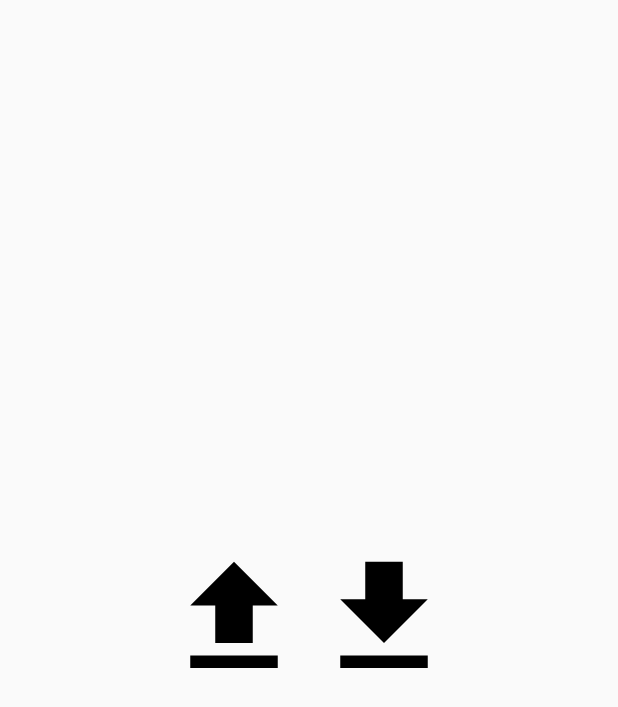
After one commit to daehee-han/IMDRONEKING, an Android app: the layout activity_fly.xml on its own in the app's theme, with its tools: preview values and no code run, on a phone screen of 412 x 824 dp. The commit adds this screen. Shown: the top 707 px of the screen. Run offline under Robolectric (Android 15) with nearby library versions, the phone set to English and light mode, and no system bars.

Commit message:
레이아웃 완성
4개의 버튼으로 이루어진 mainactivity+2개의 버튼으로 이루어진 flyactivity
나머지는 센서를 이용할것

```diff
--- /dev/null
+++ b/app/src/main/res/drawable/down.xml
@@ -0,0 +1,9 @@
+<vector xmlns:android="http://schemas.android.com/apk/res/android"
+        android:width="24dp"
+        android:height="24dp"
+        android:viewportWidth="24.0"
+        android:viewportHeight="24.0">
+    <path
+        android:fillColor="#FF000000"
+        android:pathData="M19,9h-4V3H9v6H5l7,7 7,-7zM5,18v2h14v-2H5z"/>
+</vector>
--- /dev/null
+++ b/app/src/main/res/drawable/up.xml
@@ -0,0 +1,9 @@
+<vector xmlns:android="http://schemas.android.com/apk/res/android"
+        android:width="24dp"
+        android:height="24dp"
+        android:viewportWidth="24.0"
+        android:viewportHeight="24.0">
+    <path
+        android:fillColor="#FF000000"
+        android:pathData="M9,16h6v-6h4l-7,-7 -7,7h4zM5,18h14v2L5,20z"/>
+</vector>
--- /dev/null
+++ b/app/src/main/res/layout/activity_fly.xml
@@ -0,0 +1,25 @@
+<?xml version="1.0" encoding="utf-8"?>
+<GridLayout xmlns:android="http://schemas.android.com/apk/res/android"
+    xmlns:app="http://schemas.android.com/apk/res-auto"
+    android:layout_width="wrap_content"
+    android:layout_height="wrap_content"
+    android:layout_gravity="center">
+
+    <ImageButton
+        android:id="@+id/upButton"
+        android:layout_width="100dp"
+        android:layout_height="100dp"
+        android:background="@null"
+        android:scaleType="fitXY"
+        app:srcCompat="@drawable/up" />
+
+    <ImageButton
+        android:id="@+id/downButton"
+        android:layout_width="100dp"
+        android:layout_height="100dp"
+        android:background="@null"
+        android:scaleType="fitXY"
+        android:layout_row="0"
+        android:layout_column="7"
+        app:srcCompat="@drawable/down" />
+</GridLayout>
```
Also changed, not shown: app/src/main/res/drawable/airplane.xml (added, +12 -0 lines), app/src/main/res/drawable/arrow_upward.xml (added, +9 -0 lines), app/src/main/res/drawable/downward.xml (added, +9 -0 lines), app/src/main/res/drawable/snsbtn.xml (added, +9 -0 lines), app/src/main/res/drawable/videocam.xml (added, +9 -0 lines), app/src/main/res/drawable/wifi.xml (added, +9 -0 lines), app/src/main/res/layout/activity_main.xml (+40 -19 lines), app/src/main/res/layout/activity_video.xml (added, +11 -0 lines).
